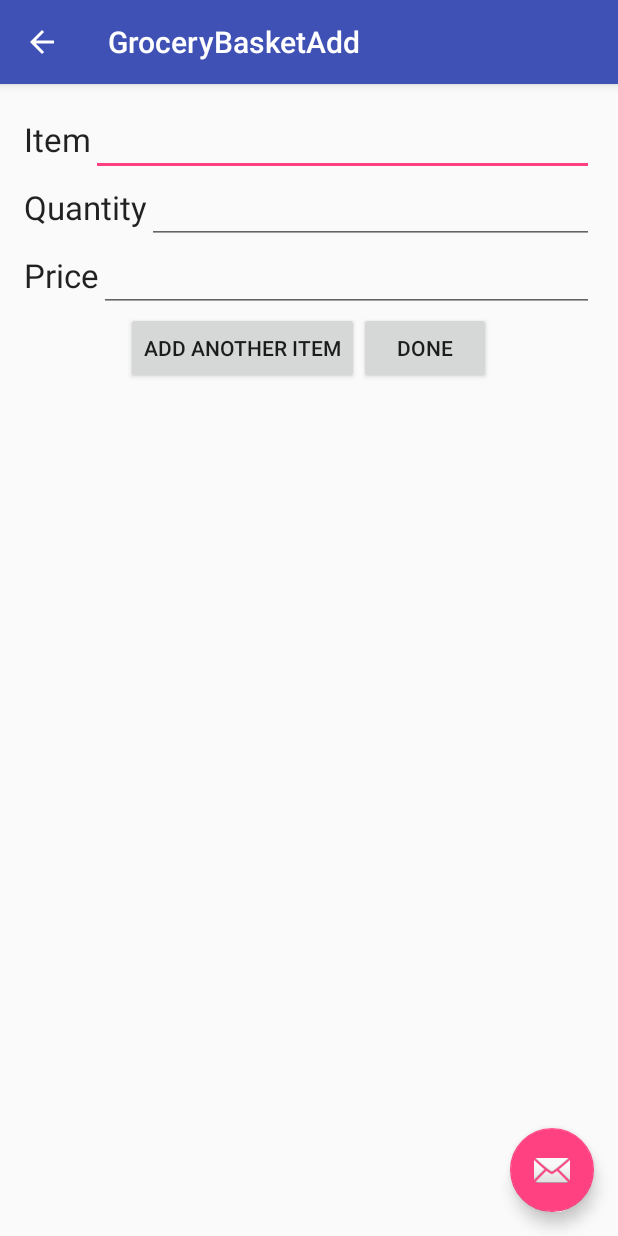
After one commit to Leilatha/Suites, an Android app: the GroceryBasketAdd screen opened directly, with no data from a screen before it, on a phone screen of 412 x 824 dp. The commit adds this screen. Run offline under Robolectric (Android 15) with nearby library versions, the phone set to English and light mode, and no system bars; 4 statements that could not run were skipped.

Commit message:
Initial files for adding something to the grocery list. Added UI for screen to add items.

```diff
--- a/app/src/main/AndroidManifest.xml
+++ b/app/src/main/AndroidManifest.xml
@@ -39,6 +39,15 @@
             android:name="com.google.android.gms.version"
             android:value="@integer/google_play_services_version" />
 
+        <activity
+            android:name=".GroceryBasketAdd"
+            android:label="@string/title_activity_grocery_basket_add"
+            android:parentActivityName=".GroceryBasket"
+            android:theme="@style/AppTheme.NoActionBar">
+            <meta-data
+                android:name="android.support.PARENT_ACTIVITY"
+                android:value="damson.suites.suites.GroceryBasket" />
+        </activity>
     </application>
 
 </manifest>
--- /dev/null
+++ b/app/src/main/java/damson/suites/suites/GroceryBasketAdd.java
@@ -0,0 +1,95 @@
+package damson.suites.suites;
+
+import android.net.Uri;
+import android.os.Bundle;
+import android.support.design.widget.FloatingActionButton;
+import android.support.design.widget.Snackbar;
+import android.support.v7.app.AppCompatActivity;
+import android.support.v7.widget.Toolbar;
+import android.view.View;
+
+import com.google.android.gms.appindexing.Action;
+import com.google.android.gms.appindexing.AppIndex;
+import com.google.android.gms.common.api.GoogleApiClient;
+
+public class GroceryBasketAdd extends AppCompatActivity {
+
+    /**
+     * ATTENTION: This was auto-generated to implement the App Indexing API.
+     * See https://g.co/AppIndexing/AndroidStudio for more information.
+     */
+    private GoogleApiClient client;
+
+    @Override
+    protected void onCreate(Bundle savedInstanceState) {
+        super.onCreate(savedInstanceState);
+        setContentView(R.layout.activity_grocery_basket_add);
+        Toolbar toolbar = (Toolbar) findViewById(R.id.toolbar);
+        setSupportActionBar(toolbar);
+
+        FloatingActionButton fab = (FloatingActionButton) findViewById(R.id.fab);
+        fab.setOnClickListener(new View.OnClickListener() {
+            @Override
+            public void onClick(View view) {
+                Snackbar.make(view, "Replace with your own action", Snackbar.LENGTH_LONG)
+                        .setAction("Action", null).show();
+            }
+        });
+        getSupportActionBar().setDisplayHomeAsUpEnabled(true);
+        // ATTENTION: This was auto-generated to implement the App Indexing API.
+        // See https://g.co/AppIndexing/AndroidStudio for more information.
+        client = new GoogleApiClient.Builder(this).addApi(AppIndex.API).build();
+    }
+
+    @Override
+    public void onStart() {
+        super.onStart();
+
+        // ATTENTION: This was auto-generated to implement the App Indexing API.
+        // See https://g.co/AppIndexing/AndroidStudio for more information.
+        client.connect();
+        Action viewAction = Action.newAction(
+                Action.TYPE_VIEW, // TODO: choose an action type.
+                "GroceryBasketAdd Page", // TODO: Define a title for the content shown.
+                // TODO: If you have web page content that matches this app activity's content,
+                // make sure this auto-generated web page URL is correct.
+                // Otherwise, set the URL to null.
+                Uri.parse("http://host/path"),
+                // TODO: Make sure this auto-generated app URL is correct.
+                Uri.parse("android-app://damson.suites.suites/http/host/path")
+        );
+        AppIndex.AppIndexApi.start(client, viewAction);
+    }
+
+    @Override
+    public void onStop() {
+        super.onStop();
+
+        // ATTENTION: This was auto-generated to implement the App Indexing API.
+        // See https://g.co/AppIndexing/AndroidStudio for more information.
+        Action viewAction = Action.newAction(
+                Action.TYPE_VIEW, // TODO: choose an action type.
+                "GroceryBasketAdd Page", // TODO: Define a title for the content shown.
+                // TODO: If you have web page content that matches this app activity's content,
+                // make sure this auto-generated web page URL is correct.
+                // Otherwise, set the URL to null.
+                Uri.parse("http://host/path"),
+                // TODO: Make sure this auto-generated app URL is correct.
+                Uri.parse("android-app://damson.suites.suites/http/host/path")
+        );
+        AppIndex.AppIndexApi.end(client, viewAction);
+        client.disconnect();
+    }
+
+    public void addAnotherItem(View view) {
+
+    }
+
+    public void done(View view){
+
+    }
+
+    public void createItem() {
+
+    }
+}
--- /dev/null
+++ b/app/src/main/java/damson/suites/suites/GroceryItem.java
@@ -0,0 +1,42 @@
+package damson.suites.suites;
+
+/**
+ * Created by Michael Chin on 5/7/2016.
+ */
+public class GroceryItem {
+
+    private double price;
+    private String item;
+    private String quantity;
+
+
+    public GroceryItem(double price, String item, String quantity) {
+        this.price = price;
+        this.item = item;
+        this.quantity = quantity;
+    }
+
+    public double getPrice(){
+        return price;
+    }
+
+    public String getItem(){
+        return item;
+    }
+
+    public String getQuantity(){
+        return quantity;
+    }
+
+    public void setPrice(double price){
+        this.price = price;
+    }
+
+    public void setItem(String item){
+        this.item = item;
+    }
+
+    public void setQuantity(String quantity){
+        this.quantity = quantity;
+    }
+}
--- /dev/null
+++ b/app/src/main/res/layout/activity_grocery_basket_add.xml
@@ -0,0 +1,34 @@
+<?xml version="1.0" encoding="utf-8"?>
+<android.support.design.widget.CoordinatorLayout xmlns:android="http://schemas.android.com/apk/res/android"
+    xmlns:app="http://schemas.android.com/apk/res-auto"
+    xmlns:tools="http://schemas.android.com/tools"
+    android:layout_width="match_parent"
+    android:layout_height="match_parent"
+    android:fitsSystemWindows="true"
+    tools:context="damson.suites.suites.GroceryBasketAdd">
+
+    <android.support.design.widget.AppBarLayout
+        android:layout_width="match_parent"
+        android:layout_height="wrap_content"
+        android:theme="@style/AppTheme.AppBarOverlay">
+
+        <android.support.v7.widget.Toolbar
+            android:id="@+id/toolbar"
+            android:layout_width="match_parent"
+            android:layout_height="?attr/actionBarSize"
+            android:background="?attr/colorPrimary"
+            app:popupTheme="@style/AppTheme.PopupOverlay" />
+
+    </android.support.design.widget.AppBarLayout>
+
+    <include layout="@layout/content_grocery_basket_add" />
+
+    <android.support.design.widget.FloatingActionButton
+        android:id="@+id/fab"
+        android:layout_width="wrap_content"
+        android:layout_height="wrap_content"
+        android:layout_gravity="bottom|end"
+        android:layout_margin="@dimen/fab_margin"
+        android:src="@android:drawable/ic_dialog_email" />
+
+</android.support.design.widget.CoordinatorLayout>
--- /dev/null
+++ b/app/src/main/res/layout/content_grocery_basket_add.xml
@@ -0,0 +1,108 @@
+<?xml version="1.0" encoding="utf-8"?>
+<RelativeLayout xmlns:android="http://schemas.android.com/apk/res/android"
+    xmlns:app="http://schemas.android.com/apk/res-auto"
+    xmlns:tools="http://schemas.android.com/tools"
+    android:layout_width="match_parent"
+    android:layout_height="match_parent"
+    android:paddingBottom="@dimen/activity_vertical_margin"
+    android:paddingLeft="@dimen/activity_horizontal_margin"
+    android:paddingRight="@dimen/activity_horizontal_margin"
+    android:paddingTop="@dimen/activity_vertical_margin"
+    app:layout_behavior="@string/appbar_scrolling_view_behavior"
+    tools:context="damson.suites.suites.GroceryBasketAdd"
+    tools:showIn="@layout/activity_grocery_basket_add">
+
+    <LinearLayout
+        android:orientation="vertical"
+        android:layout_width="match_parent"
+        android:layout_height="match_parent"
+        android:layout_alignParentTop="true"
+        android:layout_centerHorizontal="true" >
+
+        <LinearLayout
+            android:orientation="horizontal"
+            android:layout_width="match_parent"
+            android:layout_height="wrap_content"
+            android:layout_gravity="center_horizontal" >
+
+            <TextView
+                android:layout_width="wrap_content"
+                android:layout_height="wrap_content"
+                android:textAppearance="?android:attr/textAppearanceLarge"
+                android:text="@string/groceryBasketAddItem"
+                android:id="@+id/Item_Label" />
+
+            <EditText
+                android:layout_width="0dp"
+                android:layout_height="wrap_content"
+                android:id="@+id/Item_Text"
+                android:layout_weight="1"
+                android:inputType="text" />
+        </LinearLayout>
+
+        <LinearLayout
+            android:orientation="horizontal"
+            android:layout_width="match_parent"
+            android:layout_height="wrap_content"
+            android:layout_gravity="center_horizontal" >
+
+            <TextView
+                android:layout_width="wrap_content"
+                android:layout_height="wrap_content"
+                android:textAppearance="?android:attr/textAppearanceLarge"
+                android:text="@string/groceryBasketAddQuantity"
+                android:id="@+id/Quantity_Label" />
+
+            <EditText
+                android:layout_width="0dp"
+                android:layout_height="wrap_content"
+                android:id="@+id/Quantity_Text"
+                android:layout_weight="1"
+                android:inputType="text" />
+        </LinearLayout>
+
+        <LinearLayout
+            android:orientation="horizontal"
+            android:layout_width="match_parent"
+            android:layout_height="wrap_content"
+            android:layout_gravity="center_horizontal">
+
+            <TextView
+                android:layout_width="wrap_content"
+                android:layout_height="wrap_content"
+                android:textAppearance="?android:attr/textAppearanceLarge"
+                android:text="@string/groceryBasketAddprice"
+                android:id="@+id/Price_Label" />
+
+            <EditText
+                android:layout_width="match_parent"
+                android:layout_height="wrap_content"
+                android:id="@+id/Price_Text"
+                android:inputType="numberDecimal" />
+
+        </LinearLayout>
+
+        <LinearLayout
+            android:orientation="horizontal"
+            android:layout_width="match_parent"
+            android:layout_height="wrap_content"
+            android:layout_gravity="center_horizontal"
+            android:gravity="center_vertical|fill_vertical|center_horizontal" >
+
+            <Button
+                android:layout_width="wrap_content"
+                android:layout_height="wrap_content"
+                android:text="@string/groceryBasketAddAdd_another_item"
+                android:id="@+id/Add_Another_Button"
+                android:layout_gravity="right"
+                android:onClick="addAnotherItem" />
+
+            <Button
+                android:layout_width="wrap_content"
+                android:layout_height="wrap_content"
+                android:text="@string/groceryBasketAddDone"
+                android:id="@+id/Done_Button"
+                android:onClick="done"/>
+        </LinearLayout>
+    </LinearLayout>
+</RelativeLayout>
--- a/app/src/main/res/values/strings.xml
+++ b/app/src/main/res/values/strings.xml
@@ -16,4 +16,10 @@
     <string name="title_activity_grocery_basket">GroceryBasket</string>
     <string name="action_settings">Settings</string>
     <string name="section_format">Hello World from section: %1$d</string>
+    <string name="title_activity_grocery_basket_add">GroceryBasketAdd</string>
+    <string name="groceryBasketAddItem">Item</string>
+    <string name="groceryBasketAddQuantity">Quantity</string>
+    <string name="groceryBasketAddDone">Done</string>
+    <string name="groceryBasketAddAdd_another_item">Add Another Item</string>
+    <string name="groceryBasketAddprice">Price</string>
 </resources>
```
